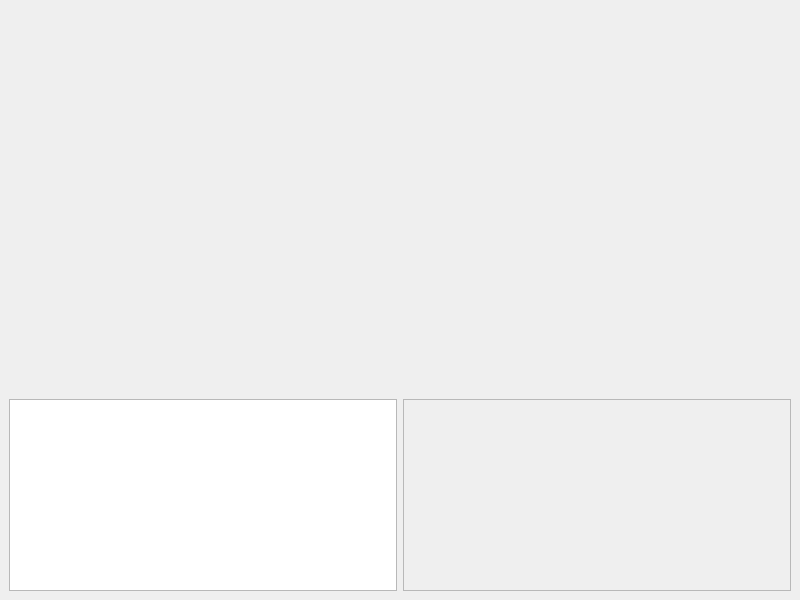
Old version of the form interface/interface.ui in the repository genzorr/optical-simulation.
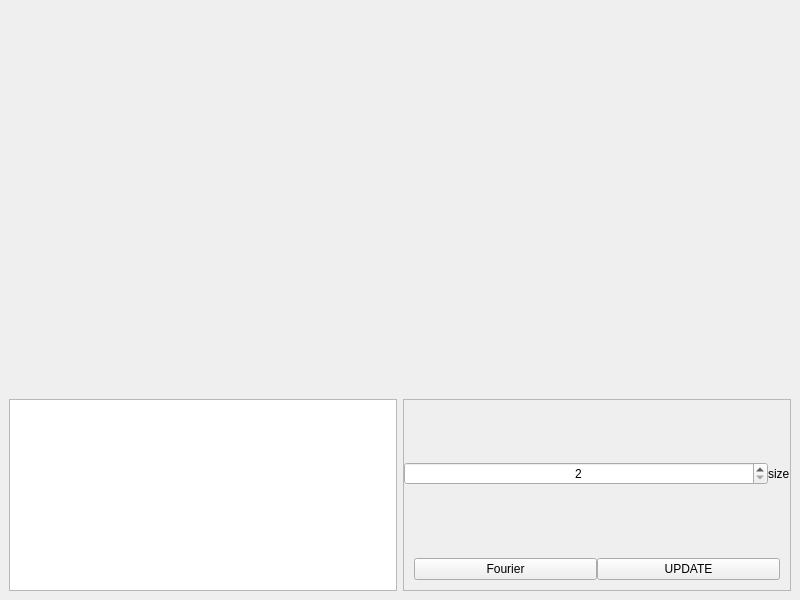
New version of the form.

Commit message: Added spinBox and some buttons.

Patch:
```diff
--- a/interface/interface.ui
+++ b/interface/interface.ui
@@ -160,6 +160,79 @@
          <property name="bottomMargin">
           <number>0</number>
          </property>
+         <item>
+          <layout class="QVBoxLayout" name="vl">
+           <item>
+            <layout class="QHBoxLayout" name="hl3">
+             <item>
+              <widget class="QSpinBox" name="sizeBox">
+               <property name="alignment">
+                <set>Qt::AlignCenter</set>
+               </property>
+               <property name="minimum">
+                <number>2</number>
+               </property>
+               <property name="maximum">
+                <number>300</number>
+               </property>
+               <property name="singleStep">
+                <number>2</number>
+               </property>
+               <property name="value">
+                <number>2</number>
+               </property>
+              </widget>
+             </item>
+             <item>
+              <widget class="QLabel" name="label">
+               <property name="sizePolicy">
+                <sizepolicy hsizetype="Fixed" vsizetype="Preferred">
+                 <horstretch>0</horstretch>
+                 <verstretch>0</verstretch>
+                </sizepolicy>
+               </property>
+               <property name="text">
+                <string>size</string>
+               </property>
+               <property name="margin">
+                <number>10</number>
+               </property>
+              </widget>
+             </item>
+            </layout>
+           </item>
+           <item>
+            <layout class="QHBoxLayout" name="horizontalLayout">
+             <property name="leftMargin">
+              <number>10</number>
+             </property>
+             <property name="topMargin">
+              <number>10</number>
+             </property>
+             <property name="rightMargin">
+              <number>10</number>
+             </property>
+             <property name="bottomMargin">
+              <number>10</number>
+             </property>
+             <item>
+              <widget class="QPushButton" name="fourierButton">
+               <property name="text">
+                <string>Fourier</string>
+               </property>
+              </widget>
+             </item>
+             <item>
+              <widget class="QPushButton" name="updateButton">
+               <property name="text">
+                <string>UPDATE</string>
+               </property>
+              </widget>
+             </item>
+            </layout>
+           </item>
+          </layout>
+         </item>
         </layout>
        </widget>
       </item>
```
The commit also changes 6 other files.
